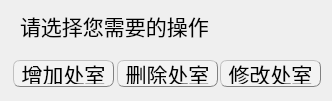
First picture: the form in dptmanagedialog.ui, repository EsZHU/QtExamSystem, before the edit.
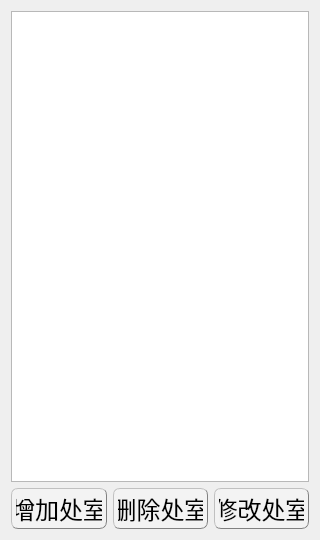
Second picture: the form after the edit.

The edit to the form file:
```diff
--- a/dptmanagedialog.ui
+++ b/dptmanagedialog.ui
@@ -6,25 +6,48 @@
    <rect>
     <x>0</x>
     <y>0</y>
-    <width>332</width>
-    <height>101</height>
+    <width>320</width>
+    <height>540</height>
    </rect>
   </property>
+  <property name="minimumSize">
+   <size>
+    <width>320</width>
+    <height>0</height>
+   </size>
+  </property>
+  <property name="maximumSize">
+   <size>
+    <width>320</width>
+    <height>16777215</height>
+   </size>
+  </property>
   <property name="windowTitle">
    <string>Form</string>
   </property>
+  <layout class="QGridLayout" name="gridLayout">
+   <item row="1" column="0">
+    <widget class="QPushButton" name="addDptButton">
+     <property name="font">
+      <font>
+       <pointsize>18</pointsize>
+      </font>
+     </property>
+     <property name="styleSheet">
+      <string notr="true">QPushButton{background-color: rgb(243, 243, 243);border:0.5px groove gray;border-radius:7px;padding:2px 4px;border-style: outset;}
+QPushButton:hover{background-color:rgb(229, 241, 251); color: black;}
+QPushButton:pressed{background-color:rgb(191, 190, 192);border-style: inset;}</string>
+     </property>
+     <property name="text">
+      <string>增加处室</string>
+     </property>
+    </widget>
+   </item>
+   <item row="1" column="2">
   <widget class="QPushButton" name="changeDptButton">
-   <property name="geometry">
-    <rect>
-     <x>220</x>
-     <y>60</y>
-     <width>101</width>
-     <height>27</height>
-    </rect>
-   </property>
    <property name="font">
     <font>
-     <pointsize>16</pointsize>
+       <pointsize>18</pointsize>
     </font>
    </property>
    <property name="styleSheet">
@@ -36,18 +59,21 @@
     <string>修改处室</string>
    </property>
   </widget>
+   </item>
+   <item row="0" column="0" colspan="3">
+    <widget class="QTableWidget" name="tableWidget">
+     <property name="font">
+      <font>
+       <pointsize>18</pointsize>
+      </font>
+     </property>
+    </widget>
+   </item>
+   <item row="1" column="1">
   <widget class="QPushButton" name="deleteDptButton">
-   <property name="geometry">
-    <rect>
-     <x>117</x>
-     <y>60</y>
-     <width>101</width>
-     <height>27</height>
-    </rect>
-   </property>
    <property name="font">
     <font>
-     <pointsize>16</pointsize>
+       <pointsize>18</pointsize>
     </font>
    </property>
    <property name="styleSheet">
@@ -59,47 +85,8 @@
     <string>删除处室</string>
    </property>
   </widget>
-  <widget class="QPushButton" name="addDptButton">
-   <property name="geometry">
-    <rect>
-     <x>13</x>
-     <y>60</y>
-     <width>101</width>
-     <height>27</height>
-    </rect>
-   </property>
-   <property name="font">
-    <font>
-     <pointsize>16</pointsize>
-    </font>
-   </property>
-   <property name="styleSheet">
-    <string notr="true">QPushButton{background-color: rgb(243, 243, 243);border:0.5px groove gray;border-radius:7px;padding:2px 4px;border-style: outset;}
-QPushButton:hover{background-color:rgb(229, 241, 251); color: black;}
-QPushButton:pressed{background-color:rgb(191, 190, 192);border-style: inset;}</string>
-   </property>
-   <property name="text">
-    <string>增加处室</string>
-   </property>
-  </widget>
-  <widget class="QLabel" name="label">
-   <property name="geometry">
-    <rect>
-     <x>20</x>
-     <y>10</y>
-     <width>211</width>
-     <height>31</height>
-    </rect>
-   </property>
-   <property name="font">
-    <font>
-     <pointsize>16</pointsize>
-    </font>
-   </property>
-   <property name="text">
-    <string>请选择您需要的操作</string>
-   </property>
-  </widget>
+   </item>
+  </layout>
  </widget>
  <resources/>
  <connections/>
```
Lines whose indentation alone changed are shown as unchanged.
